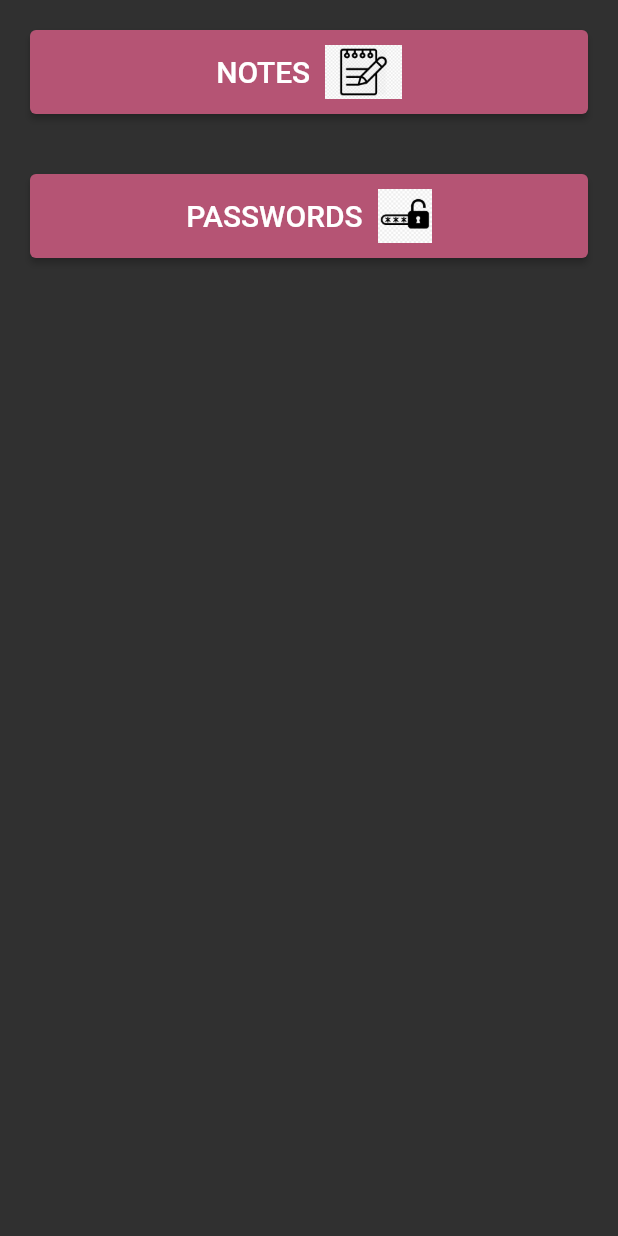
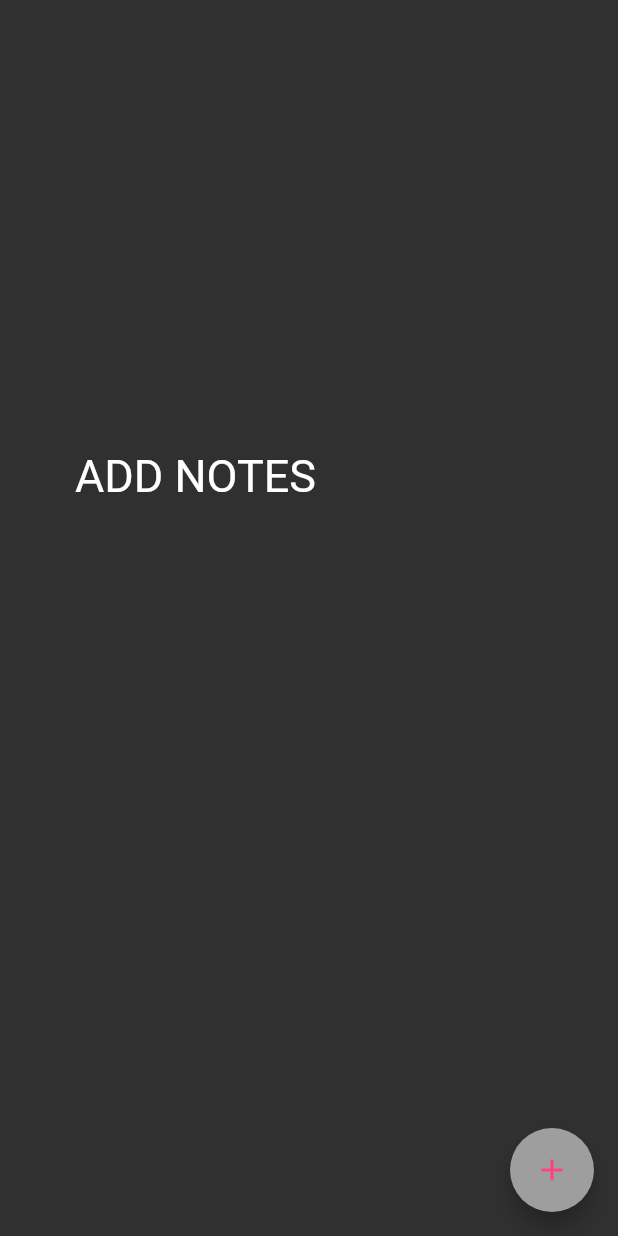
Before and after one commit to chococandy63/notespwmanager, a Flutter app: the HomePage screen opened directly, after a tap on "NOTES", on a phone screen of 412 x 824 dp. Run offline on Flutter 3.47's test engine with Material 2 defaults, Android fonts, the phone set to English and light mode, and no system bars; our stand-ins replace cloud_firestore, firebase_auth, firebase_core, google_fonts, google_sign_in; accounts and stored records are empty; Roboto replaces fonts that are missing (Mansalva).

Commit message:
note page added

```diff
--- a/lib/pages/home.dart
+++ b/lib/pages/home.dart
@@ -2,6 +2,7 @@
 
 import 'package:flutter/material.dart';
 import 'package:google_fonts/google_fonts.dart';
+import 'package:notes/pages/notepage.dart';
 
 class HomePage extends StatefulWidget {
   const HomePage({super.key});
@@ -17,12 +18,19 @@ class _HomePageState extends State<HomePage> {
       body: Center(
         child: Column(
           children: [
+            const SizedBox(
+              height: 300,
+            ),
             Padding(
               padding:
-                  const EdgeInsets.symmetric(horizontal: 20.0, vertical: 20),
+                  const EdgeInsets.symmetric(horizontal: 20.0, vertical: 50),
               child: ElevatedButton(
                   onPressed: () {
-                    //calling a fn
+                    Navigator.of(context).push(
+                      MaterialPageRoute(
+                        builder: (context) => const NotesPage(),
+                      ),
+                    );
                   },
                   // ignore: sort_child_properties_last
                   child: Row(
@@ -34,7 +42,7 @@ class _HomePageState extends State<HomePage> {
                             fontSize: 20,
                           )),
                       const SizedBox(
-                        width: 10,
+                        width: 20,
                       ),
                       Image.asset(
                         'assets/images/notes.jpg',
@@ -52,7 +60,7 @@ class _HomePageState extends State<HomePage> {
             ),
             Padding(
               padding:
-                  const EdgeInsets.symmetric(horizontal: 20.0, vertical: 20),
+                  const EdgeInsets.symmetric(horizontal: 20.0, vertical: 50),
               child: ElevatedButton(
                   onPressed: () {
                     //calling a fn
@@ -67,7 +75,7 @@ class _HomePageState extends State<HomePage> {
                             fontSize: 20,
                           )),
                       const SizedBox(
-                        width: 10,
+                        width: 20,
                       ),
                       Image.asset(
                         'assets/images/password.png',
--- /dev/null
+++ b/lib/pages/notepage.dart
@@ -0,0 +1,43 @@
+import 'package:flutter/material.dart';
+import 'package:google_fonts/google_fonts.dart';
+import 'package:notes/controller/googleauth.dart';
+import 'package:notes/pages/addnote.dart';
+import 'package:notes/pages/home.dart';
+
+class NotesPage extends StatefulWidget {
+  const NotesPage({super.key});
+
+  @override
+  State<NotesPage> createState() => _NotesPageState();
+}
+
+class _NotesPageState extends State<NotesPage> {
+  @override
+  Widget build(BuildContext context) {
+    return Scaffold(
+      floatingActionButton: FloatingActionButton(
+        backgroundColor: Colors.grey,
+        onPressed: () {
+          Navigator.of(context).push(
+            MaterialPageRoute(
+              builder: (context) => const AddNote(),
+            ),
+          );
+        },
+        child: const Icon(
+          Icons.add,
+          color: Colors.pinkAccent,
+        ),
+      ),
+      body:Padding(
+        padding: const EdgeInsets.symmetric(horizontal: 50, vertical: 300,),
+        child: Text("ADD NOTES",
+            textAlign: TextAlign.center,
+            style: GoogleFonts.mansalva(
+              fontSize: 30,
+            ),
+            ),
+      ),
+    );
+  }
+}
```
Also changed, not shown: lib/pages/addnote.dart (+42 -0 lines), lib/pages/login.dart (+6 -1 lines).
